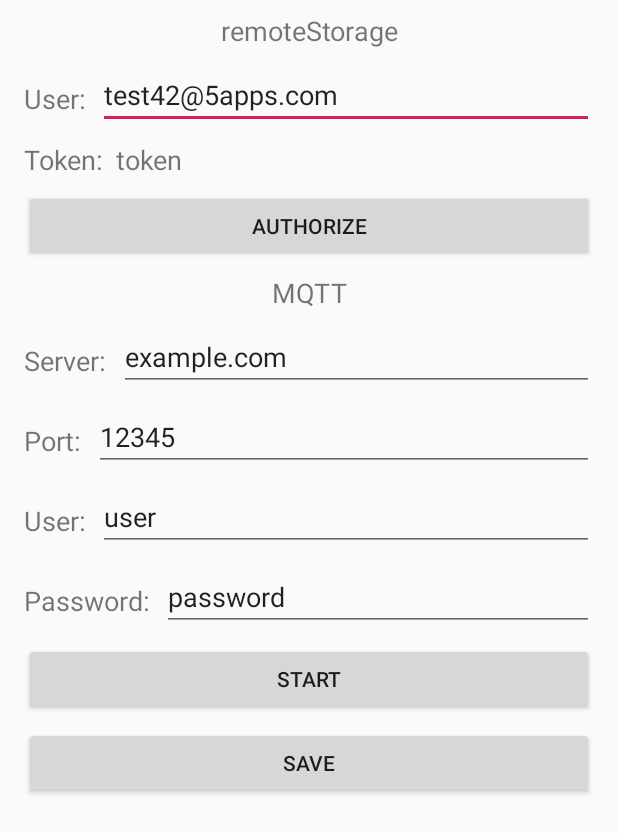
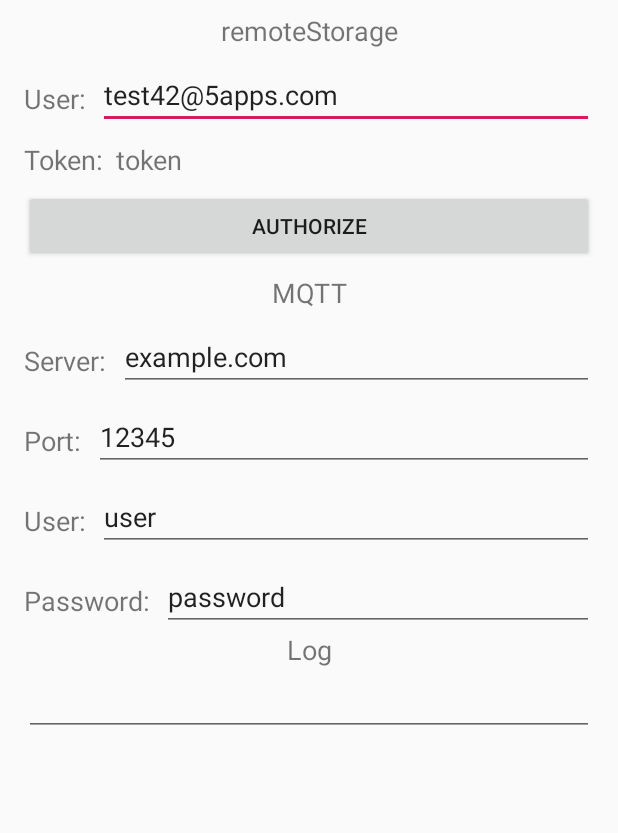
Before and after one commit to clnhlzmn/rssync, an Android app: the layout activity_main.xml on its own in the app's theme, with its tools: preview values and no code run, on a phone screen of 412 x 824 dp. Shown: the top 833 px of the screen. Run offline under Robolectric (Android 15) with nearby library versions, the phone set to English and light mode, and no system bars.

Commit message:
add log, I don't think mqtt is going to work in background

```diff
--- a/app/src/main/res/layout/activity_main.xml
+++ b/app/src/main/res/layout/activity_main.xml
@@ -1,11 +1,18 @@
 <?xml version="1.0" encoding="utf-8"?>
+
+
+<ScrollView
+        android:layout_width="match_parent"
+        android:layout_height="match_parent" tools:layout_editor_absoluteY="181dp" tools:layout_editor_absoluteX="108dp"
+         xmlns:tools="http://schemas.android.com/tools"
+        xmlns:android="http://schemas.android.com/apk/res/android">
+
     <android.support.constraint.ConstraintLayout
-        xmlns:android="http://schemas.android.com/apk/res/android"
-        xmlns:tools="http://schemas.android.com/tools"
             xmlns:app="http://schemas.android.com/apk/res-auto"
             android:layout_width="match_parent"
-        android:layout_height="match_parent"
-        tools:context=".MainActivity">
+            android:layout_height="wrap_content"
+            tools:context=".MainActivity" android:id="@+id/constraintLayoutTop">
+
         <TextView
                 android:text="MQTT"
                 android:layout_width="wrap_content"
@@ -24,25 +31,6 @@
                 app:layout_constraintEnd_toEndOf="parent"
                 android:layout_marginEnd="16dp" app:layout_constraintStart_toStartOf="parent"
                 android:layout_marginStart="16dp"/>
-    <Button
-            android:text="Start"
-            android:layout_width="0dp"
-            android:layout_height="wrap_content"
-            android:id="@+id/buttonStart"
-            app:layout_constraintTop_toBottomOf="@+id/editTextMqttPassword"
-            app:layout_constraintEnd_toEndOf="parent"
-            android:layout_marginEnd="16dp" app:layout_constraintStart_toStartOf="parent"
-            android:layout_marginStart="16dp" android:layout_marginTop="8dp"/>
-    <Button
-            android:text="Save"
-            android:layout_width="0dp"
-            android:layout_height="wrap_content"
-            android:id="@+id/buttonSave"
-            app:layout_constraintTop_toBottomOf="@+id/buttonStart"
-            app:layout_constraintEnd_toEndOf="parent"
-            android:layout_marginEnd="16dp" app:layout_constraintStart_toStartOf="parent"
-            android:layout_marginStart="16dp" android:layout_marginTop="8dp" android:layout_marginBottom="8dp"
-            app:layout_constraintBottom_toBottomOf="parent" app:layout_constraintVertical_bias="0.0"/>
         <EditText
                 android:layout_width="0dp"
                 android:layout_height="wrap_content"
@@ -162,4 +150,25 @@
                 app:layout_constraintTop_toTopOf="parent"
                 app:layout_constraintStart_toStartOf="parent" android:layout_marginStart="16dp"
                 app:layout_constraintEnd_toEndOf="parent" android:layout_marginEnd="16dp" android:textSize="18sp"/>
+        <EditText
+                android:layout_width="0dp"
+                android:layout_height="wrap_content"
+                android:inputType="textMultiLine"
+                android:gravity="start|top"
+                android:ems="10"
+                android:id="@+id/editTextLog"
+                android:layout_marginStart="16dp"
+                app:layout_constraintStart_toStartOf="parent" android:layout_marginEnd="16dp"
+                app:layout_constraintEnd_toEndOf="parent" app:layout_constraintTop_toBottomOf="@+id/textView2"
+                android:editable="false"/>
+        <TextView
+                android:text="Log"
+                android:layout_width="wrap_content"
+                android:layout_height="wrap_content"
+                android:id="@+id/textView2" app:layout_constraintEnd_toEndOf="parent" android:layout_marginEnd="8dp"
+                app:layout_constraintStart_toStartOf="parent" android:layout_marginStart="8dp"
+                app:layout_constraintTop_toBottomOf="@+id/editTextMqttPassword" android:textSize="18sp"/>
     </android.support.constraint.ConstraintLayout>
+
+
+</ScrollView>
--- a/build.gradle
+++ b/build.gradle
@@ -8,7 +8,7 @@ buildscript {
 
     }
     dependencies {
-        classpath 'com.android.tools.build:gradle:3.4.0'
+        classpath 'com.android.tools.build:gradle:3.4.1'
         classpath "org.jetbrains.kotlin:kotlin-gradle-plugin:$kotlin_version"
         // NOTE: Do not place your application dependencies here; they belong
         // in the individual module build.gradle files
```
Also changed, not shown: app/src/main/java/xyz/colinholzman/rssync/AfterTextChangedListener.kt (added, +18 -0 lines), app/src/main/java/xyz/colinholzman/rssync/Log.kt (added, +16 -0 lines), app/src/main/java/xyz/colinholzman/rssync/MQTT.kt (+11 -8 lines), app/src/main/java/xyz/colinholzman/rssync/MainActivity.kt (+30 -15 lines). Lines whose indentation alone changed are shown as unchanged.
